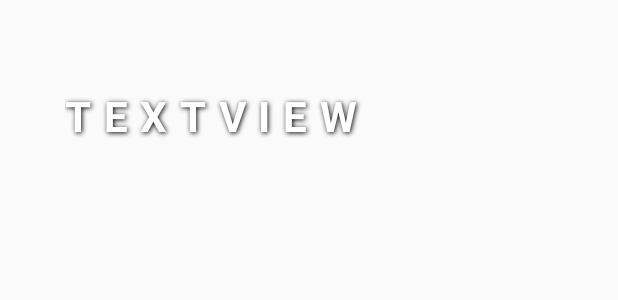
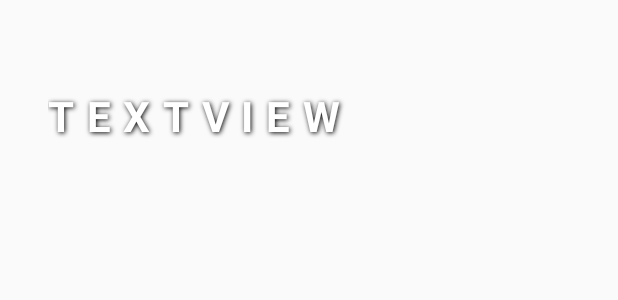
Before and after one commit to iammvaibhav/BOSM-2017, an Android app: the layout item_main_nav_recycler_view.xml on its own in the app's theme, with its tools: preview values and no code run, on a phone screen of 412 x 824 dp. Shown: the top 300 px of the screen. Run offline under Robolectric (Android 15) with nearby library versions, the phone set to English and light mode, and no system bars.

Commit message:
Modified main nav recycler view item

```diff
--- a/app/src/main/res/layout/item_main_nav_recycler_view.xml
+++ b/app/src/main/res/layout/item_main_nav_recycler_view.xml
@@ -24,7 +24,7 @@
         android:layout_width="wrap_content"
         android:layout_height="wrap_content"
         android:orientation="vertical"
-        app:layout_constraintGuide_percent="0.2" />
+        app:layout_constraintGuide_begin="80dp" />
 
 
     <TextView
@@ -56,6 +56,6 @@
         android:layout_width="wrap_content"
         android:layout_height="wrap_content"
         android:orientation="vertical"
-        app:layout_constraintGuide_percent="0.1" />
+        app:layout_constraintGuide_begin="30dp" />
 
 </android.support.constraint.ConstraintLayout>
```
